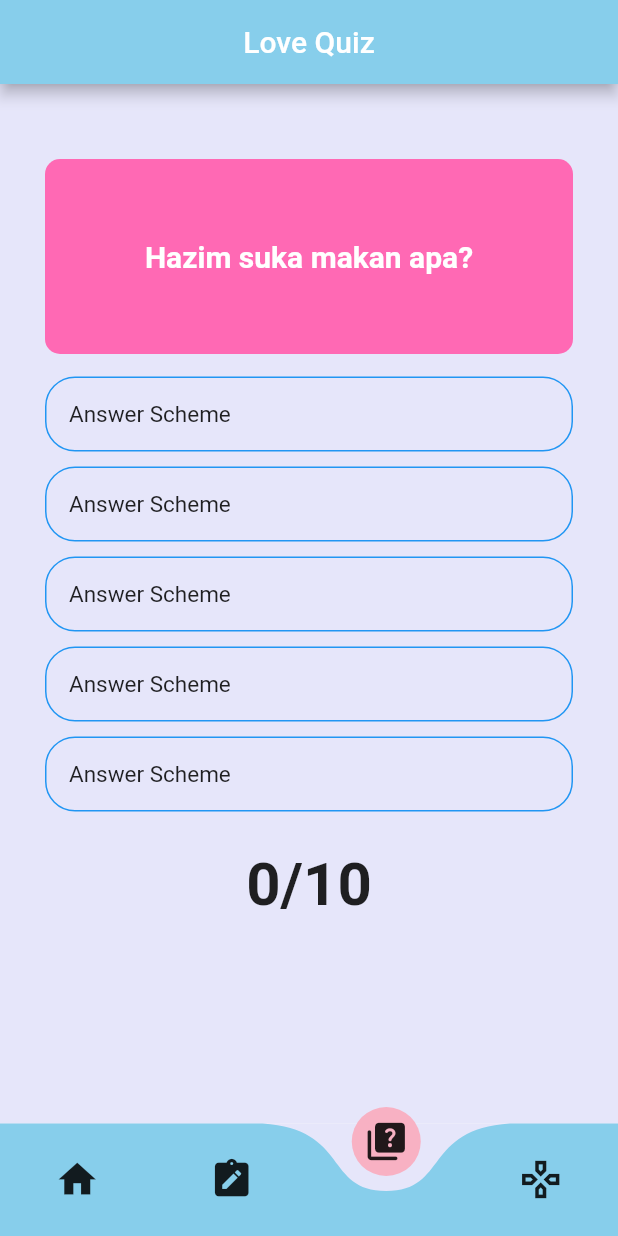
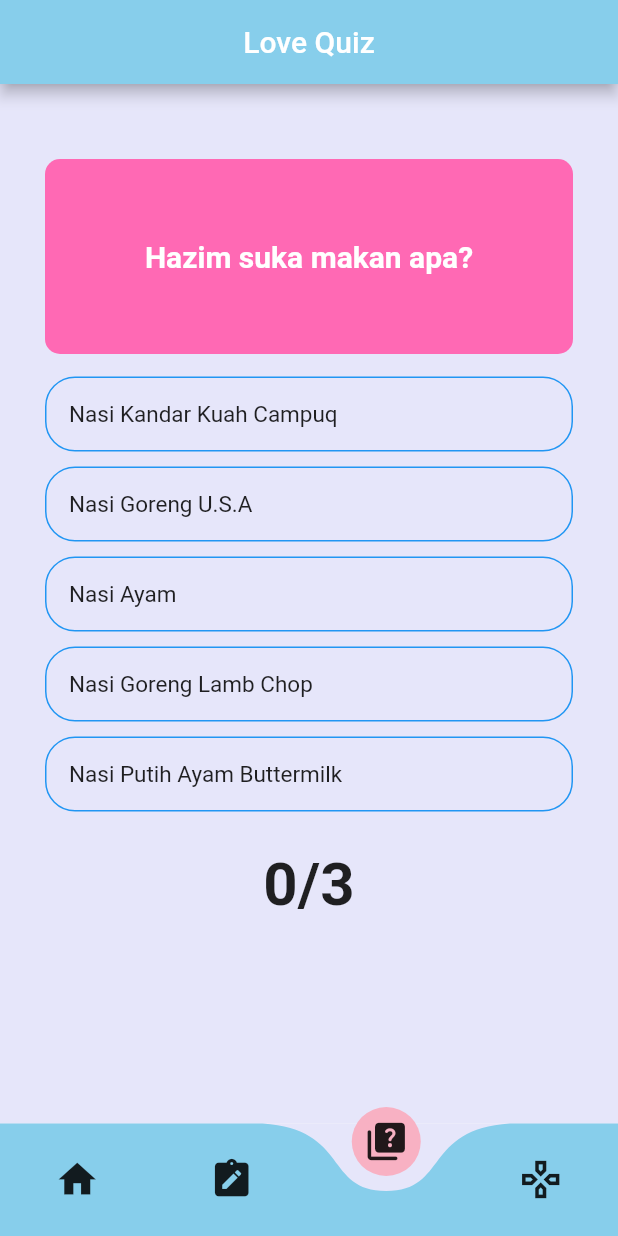
Before and after one commit to HazmiHazim/hash-heartstrings, a Flutter app: the screen it shows after launch, item 3 of the bottom bar chosen, on a phone screen of 412 x 824 dp. Run offline on Flutter 3.47's test engine with Material 2 defaults, Android fonts, the phone set to English and light mode, and no system bars; drawn by our look-alikes of curved_navigation_bar; our stand-ins replace flutter_datetime_picker, hive, hive_flutter; accounts and stored records are empty.

Commit message:
Quiz Updated

```diff
--- /dev/null
+++ b/lib/Controller/QuizController/Question.dart
@@ -0,0 +1,34 @@
+class Question {
+  static const List<Map<String, dynamic>> question = [
+    {
+      'soalan': 'Hazim suka makan apa?',
+      'jawapan': [
+        {'pilihanJawapan': 'Nasi Kandar Kuah Campuq', 'score': false},
+        {'pilihanJawapan': 'Nasi Goreng U.S.A', 'score': false},
+        {'pilihanJawapan': 'Nasi Ayam', 'score': true},
+        {'pilihanJawapan': 'Nasi Goreng Lamb Chop', 'score': false},
+        {'pilihanJawapan': 'Nasi Putih Ayam Buttermilk', 'score': false},
+      ],
+    },
+    {
+      'soalan': 'Hazim suka minum apa?',
+      'jawapan': [
+        {'pilihanJawapan': 'Milo Ais Mamak', 'score': false},
+        {'pilihanJawapan': 'Teh Ais Sedap', 'score': false},
+        {'pilihanJawapan': 'Neslo Ais', 'score': false},
+        {'pilihanJawapan': 'Starbucks', 'score': false},
+        {'pilihanJawapan': 'Teh Ais Mamak', 'score': true},
+      ]
+    },
+    {
+      'soalan': 'Bilakah Tarikh Hari Lahir Hazim?',
+      'jawapan': [
+        {'pilihanJawapan': '7 July', 'score': false},
+        {'pilihanJawapan': '25 September', 'score': true},
+        {'pilihanJawapan': '12 January', 'score': false},
+        {'pilihanJawapan': '30 February', 'score': false},
+        {'pilihanJawapan': '16 May', 'score': false},
+      ]
+    },
+  ];
+}
--- /dev/null
+++ b/lib/Controller/QuizController/QuizController.dart
@@ -0,0 +1,5 @@
+import 'package:hash_heartstring/Controller/QuizController/Question.dart';
+
+class QuizController {
+  //To Be Edited
+}
--- /dev/null
+++ b/lib/Model/QuizModel/QuizModel.dart
@@ -0,0 +1,13 @@
+import 'package:flutter/material.dart';
+
+class QuizModel {
+  String pilihanJawapan;
+  Color answerColor;
+  Function() answerClick;
+
+  QuizModel({
+    required this.pilihanJawapan,
+    required this.answerColor,
+    required this.answerClick
+  });
+}
--- a/lib/View/DatePlannerInterface/DatePlannerInterface.dart
+++ b/lib/View/DatePlannerInterface/DatePlannerInterface.dart
@@ -56,7 +56,7 @@ class _DatePlannerInterfaceState extends State<DatePlannerInterface> {
                               ),
                             ),
                             Row(children: [
-                              TextButton(
+                              ElevatedButton(
                                 onPressed: () {
                                   String value =_textController.text;
                                   //Event Occur When Click Button Save
@@ -70,14 +70,15 @@ class _DatePlannerInterfaceState extends State<DatePlannerInterface> {
                                   }, currentTime: DateTime.now());
                                 },
                                 autofocus: true,
-                                style: TextButton.styleFrom(primary: Colors.white, backgroundColor: Colors.blueAccent),
+                                style: ElevatedButton.styleFrom(primary: Colors.blueAccent),
                                 child: const Text('Save'),
                               ),
-                              TextButton(
+                              ElevatedButton(
                                 onPressed: () {
                                   Navigator.pop(context); //Close Dialog Box
                                 },
-                                style: TextButton.styleFrom(primary: Colors.white, backgroundColor: const Color(0xFFFF69B4)),
+                                autofocus: true,
+                                style: ElevatedButton.styleFrom(primary: const Color(0xFFFF69B4)),
                                 child: const Text('Cancel'),
                               ),
                             ])
--- /dev/null
+++ b/lib/View/QuizInterface/Answer.dart
@@ -0,0 +1,33 @@
+import 'package:flutter/material.dart';
+import 'package:hash_heartstring/Model/QuizModel/QuizModel.dart';
+
+class Answer extends StatelessWidget {
+
+  final QuizModel quizModel;
+
+  Answer({
+    required this.quizModel
+});
+
+  @override
+  Widget build(BuildContext context) {
+    return GestureDetector(
+      behavior: HitTestBehavior.opaque,
+      onTap: quizModel.answerClick,
+      child: Container(
+        padding: EdgeInsets.all(15),
+        margin: EdgeInsets.symmetric(horizontal: 30, vertical: 5),
+        width: double.infinity,
+        decoration: BoxDecoration(
+          color: quizModel.answerColor,
+          border: Border.all(color: Colors.blue),
+          borderRadius: BorderRadius.circular(20)
+        ),
+        child: Text(
+          quizModel.pilihanJawapan,
+          style: TextStyle(fontSize: 15),
+        ),
+      ),
+    );
+  }
+}
--- a/lib/View/QuizInterface/QuizInterface.dart
+++ b/lib/View/QuizInterface/QuizInterface.dart
@@ -1,4 +1,7 @@
 import 'package:flutter/material.dart';
+import 'package:hash_heartstring/Model/QuizModel/QuizModel.dart';
+import 'package:hash_heartstring/View/QuizInterface/Answer.dart';
+import 'package:hash_heartstring/Controller/QuizController/Question.dart';
 
 class QuizInterface extends StatefulWidget {
   const QuizInterface({Key? key}) : super(key: key);
@@ -8,9 +11,41 @@ class QuizInterface extends StatefulWidget {
 }
 
 class _QuizInterfaceState extends State<QuizInterface> {
-  List<Icon> scoreTracker = [];
+
   int questionIndex = 0;
   int totalScore = 0;
+  bool answerIsSelected = false;
+  bool quizEnd = false;
+
+  //Create Logic When User Answer The Question
+  void questionAnswered(bool answerScore) {
+    setState(() {
+      // Answer is Selected
+      answerIsSelected = true;
+      //Check if the answer is correct
+      if (answerScore) {
+        totalScore = totalScore + 1;
+      }
+    });
+
+    //Make Sure The Score Is Reset When All Question is Answered
+    if (questionIndex + 1 == Question.question.length) {
+      quizEnd = true;
+    }
+  }
+
+  void nextQuestion() {
+    setState(() {
+      questionIndex = questionIndex + 1;
+      answerIsSelected = false;
+    });
+
+    if (questionIndex >= Question.question.length) {
+      questionIndex = 0;
+      totalScore = 0;
+      quizEnd = false;
+    }
+  }
 
   @override
   Widget build(BuildContext context) {
@@ -27,14 +62,7 @@ class _QuizInterfaceState extends State<QuizInterface> {
       body: Center(
         child: Column(
           children: [
-            Row(
-              children: [
-                if(scoreTracker.length == 0)
-                  SizedBox(height: 50),
-                if (scoreTracker.length > 0)
-                  ...scoreTracker,
-              ],
-            ),
+            const SizedBox(height: 50),
             Container(
               width: double.infinity,
               height: 130.0,
@@ -46,7 +74,7 @@ class _QuizInterfaceState extends State<QuizInterface> {
               ),
               child: Center(
                 child: Text(
-                  question[questionIndex]['soalan'] as String,
+                  Question.question[questionIndex]['soalan'],
                   textAlign: TextAlign.center,
                   style: TextStyle(
                     fontSize: 20,
@@ -56,107 +84,35 @@ class _QuizInterfaceState extends State<QuizInterface> {
                 ),
               ),
             ),
-            InkWell(
-              onTap: () {},
-              child: Container(
-                padding: EdgeInsets.all(15),
-                margin: EdgeInsets.symmetric(horizontal: 30, vertical: 5),
-                width: double.infinity,
-                decoration: BoxDecoration(
-                  color: null,
-                  border: Border.all(color: Colors.blue),
-                  borderRadius: BorderRadius.circular(20),
-                ),
-                child: Text('Answer Scheme', style: TextStyle(fontSize: 15)),
-              ),
-            ),
-            InkWell(
-              onTap: () {},
-              child: Container(
-                padding: EdgeInsets.all(15),
-                margin: EdgeInsets.symmetric(horizontal: 30, vertical: 5),
-                width: double.infinity,
-                decoration: BoxDecoration(
-                  color: null,
-                  border: Border.all(color: Colors.blue),
-                  borderRadius: BorderRadius.circular(20),
-                ),
-                child: Text('Answer Scheme', style: TextStyle(fontSize: 15)),
-              ),
-            ),
-            InkWell(
-              onTap: () {},
-              child: Container(
-                padding: EdgeInsets.all(15),
-                margin: EdgeInsets.symmetric(horizontal: 30, vertical: 5),
-                width: double.infinity,
-                decoration: BoxDecoration(
-                  color: null,
-                  border: Border.all(color: Colors.blue),
-                  borderRadius: BorderRadius.circular(20),
-                ),
-                child: Text('Answer Scheme', style: TextStyle(fontSize: 15)),
-              ),
-            ),
-            InkWell(
-              onTap: () {},
-              child: Container(
-                padding: EdgeInsets.all(15),
-                margin: EdgeInsets.symmetric(horizontal: 30, vertical: 5),
-                width: double.infinity,
-                decoration: BoxDecoration(
-                  color: null,
-                  border: Border.all(color: Colors.blue),
-                  borderRadius: BorderRadius.circular(20),
-                ),
-                child: Text('Answer Scheme', style: TextStyle(fontSize: 15)),
-              ),
-            ),
-            InkWell(
-              onTap: () {},
-              child: Container(
-                padding: EdgeInsets.all(15),
-                margin: EdgeInsets.symmetric(horizontal: 30, vertical: 5),
-                width: double.infinity,
-                decoration: BoxDecoration(
-                  color: null,
-                  border: Border.all(color: Colors.blue),
-                  borderRadius: BorderRadius.circular(20),
-                ),
-                child: Text('Answer Scheme', style: TextStyle(fontSize: 15)),
-              ),
-            ),
+            ...((Question.question[questionIndex]['jawapan'] as List<Map<String, Object>>)
+                .map((jawapan) => Answer(
+              quizModel: QuizModel(
+                pilihanJawapan: jawapan['pilihanJawapan'] as String,
+                answerColor: answerIsSelected ? jawapan['score'] as bool ? Colors.green : Colors.red : Colors.transparent,
+                answerClick: (){
+                  questionAnswered(jawapan['score'] as bool);
+                },
+              )
+            ))).toList(),
             //Event occur when user complete 1 question
             Container(
               padding: EdgeInsets.all(20),
-              child: Text('0/10', style: TextStyle(fontSize: 40, fontWeight: FontWeight.bold)),
-            )
+              child: Text('${totalScore.toString()}/${Question.question.length}', style: TextStyle(fontSize: 40, fontWeight: FontWeight.bold)),
+            ),
+            //Button Next Page is Shown When User Finish Answer the Question
+            if (answerIsSelected)
+              ElevatedButton(
+                onPressed: () {
+                  nextQuestion();
+                },
+                style: ElevatedButton.styleFrom(
+                  primary: Colors.blueAccent,
+                ),
+                child: quizEnd ? const Text('Reset Question') : const Text('Next Question'),
+              ),
           ],
         ),
       ),
     );
   }
-
-  final question = const [
-    {
-      'soalan': 'Hazim suka makan apa?',
-      'jawapan': [
-        {'pilihanJawapan': 'Nasi Kandar Kuah Campuq', 'score': false},
-        {'pilihanJawapan': 'Nasi Goreng U.S.A', 'score': false},
-        {'pilihanJawapan': 'Nasi Ayam', 'score': true},
-        {'pilihanJawapan': 'Nasi Goreng Lamb Chop', 'score': false},
-        {'pilihanJawapan': 'Nasi Putih Ayam Buttermilk', 'score': false},
-      ],
-    },
-    {
-      'soalan': 'Hazim suka minum aoa?',
-      'jawapan': [
-        {'pilihanJawapan': 'Milo Ais Mamak', 'score': false},
-        {'pilihanJawapan': 'Teh Ais Sedap', 'score': false},
-        {'pilihanJawapan': 'Neslo Ais', 'score': false},
-        {'pilihanJawapan': 'Starbucks', 'score': false},
-        {'pilihanJawapan': 'Teh Ais Mamak', 'score': true},
-      ]
-    }
-  ];
 }
--- a/lib/main.dart
+++ b/lib/main.dart
@@ -1,6 +1,6 @@
 import 'package:curved_navigation_bar/curved_navigation_bar.dart';
 import 'package:flutter/material.dart';
-import 'package:hash_heartstring/Controller/DateActivityController.dart';
+import 'package:hash_heartstring/Controller/DateActivityController/DateActivityController.dart';
 import 'package:hash_heartstring/Model/DatePlannerModel/DatePlannerModel.dart';
 import 'package:hash_heartstring/View/DatePlannerInterface/DatePlannerInterface.dart';
 import 'package:hash_heartstring/View/GameInterface/GameInterface.dart';
```
Also changed, not shown: lib/Controller/DateActivityController/DateActivityController.dart (renamed from lib/Controller/DateActivityController.dart).
